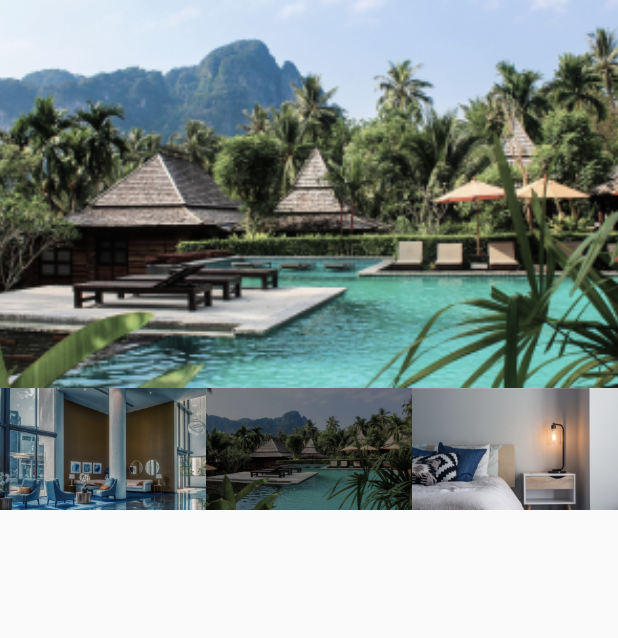
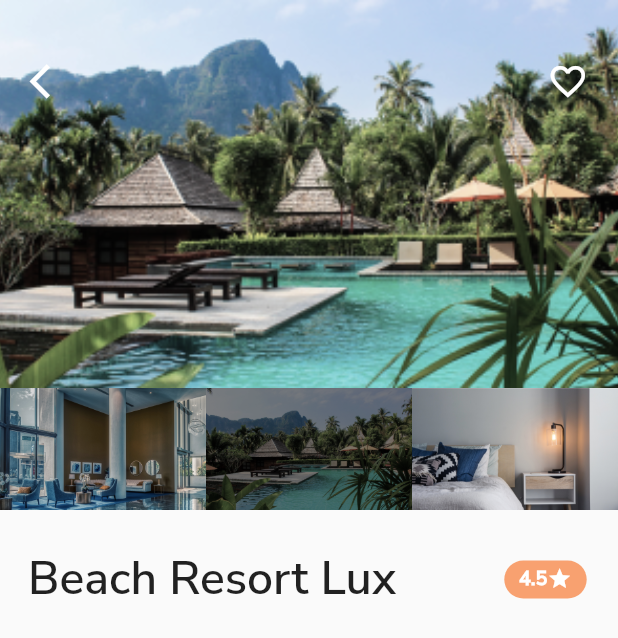
Before and after one commit to jasurovich/hotel_order_room-, a Flutter app: the screen it shows after launch, on a phone screen of 412 x 824 dp. Shown: the top 638 px of the screen. Run offline on Flutter 3.47's test engine with Material 2 defaults, Android fonts, the phone set to English and light mode, and no system bars; our stand-ins replace flutter_svg.

Commit message:
home page added new option

```diff
--- a/lib/screens/my_home_page/select_room_page.dart
+++ b/lib/screens/my_home_page/select_room_page.dart
@@ -1,4 +1,5 @@
 import 'package:flutter/material.dart';
+import 'package:map/core/constants/colors.dart';
 import 'package:map/responsive/size_config.dart';
 
 class SelectRoomPage extends StatelessWidget {
@@ -9,7 +10,8 @@ class SelectRoomPage extends StatelessWidget {
     SizeConfig().init(context);
     return Scaffold(
       body: Column(
-        mainAxisAlignment: MainAxisAlignment.spaceBetween,
+        crossAxisAlignment: CrossAxisAlignment.start,
+        // mainAxisAlignment: MainAxisAlignment.spaceBetween,
         children: [
           SizedBox(
             height: getHeight(335.0),
@@ -28,10 +30,23 @@ class SelectRoomPage extends StatelessWidget {
                     ),
                     Padding(
                       padding: EdgeInsets.symmetric(
-                        horizontal: getWidth(18.0),
-
+                          horizontal: getWidth(18.0),
+                          vertical: getHeight(40.0)),
+                      child: Row(
+                        mainAxisAlignment: MainAxisAlignment.spaceBetween,
+                        children: [
+                          Icon(
+                            Icons.arrow_back_ios,
+                            color: Colors.white,
+                            size: getWidth(25.0),
+                          ),
+                          Icon(
+                            Icons.favorite_outline,
+                            color: Colors.white,
+                            size: getWidth(25.0),
+                          ),
+                        ],
                       ),
-                      child: Row(children: [],),
                     )
                   ],
                 ),
@@ -67,6 +82,53 @@ class SelectRoomPage extends StatelessWidget {
               ],
             ),
           ),
+          Padding(
+            padding: EdgeInsets.only(
+              top: getHeight(25.0),
+              left: getWidth(17.0),
+              right: getWidth(19.0)
+            ),
+            child: Row(
+              mainAxisAlignment: MainAxisAlignment.spaceBetween,
+              children: [
+                Text(
+                  "Beach Resort Lux",
+                  style: TextStyle(
+                    fontWeight: FontWeight.w700,
+                    fontSize: getWidth(28.0),
+                  ),
+                ),
+                Ink(
+                  child: Row(
+                    mainAxisAlignment: MainAxisAlignment.center,
+                    children: [
+                      Text(
+                        "4.5",
+                        style: TextStyle(
+                          color: Colors.white,
+                          fontWeight: FontWeight.w800,
+                          fontSize: getWidth(12.0),
+                        ),
+                      ),
+                      Icon(
+                        Icons.star,
+                        color: Colors.white,
+                        size: getWidth(15.0),
+                      )
+                    ],
+                  ),
+                  width: getWidth(50.0),
+                  height: getHeight(25.0),
+                  decoration: BoxDecoration(
+                    color: primaryColor,
+                    borderRadius: BorderRadius.circular(
+                      getWidth(20.0),
+                    ),
+                  ),
+                )
+              ],
+            ),
+          )
         ],
       ),
     );
```
